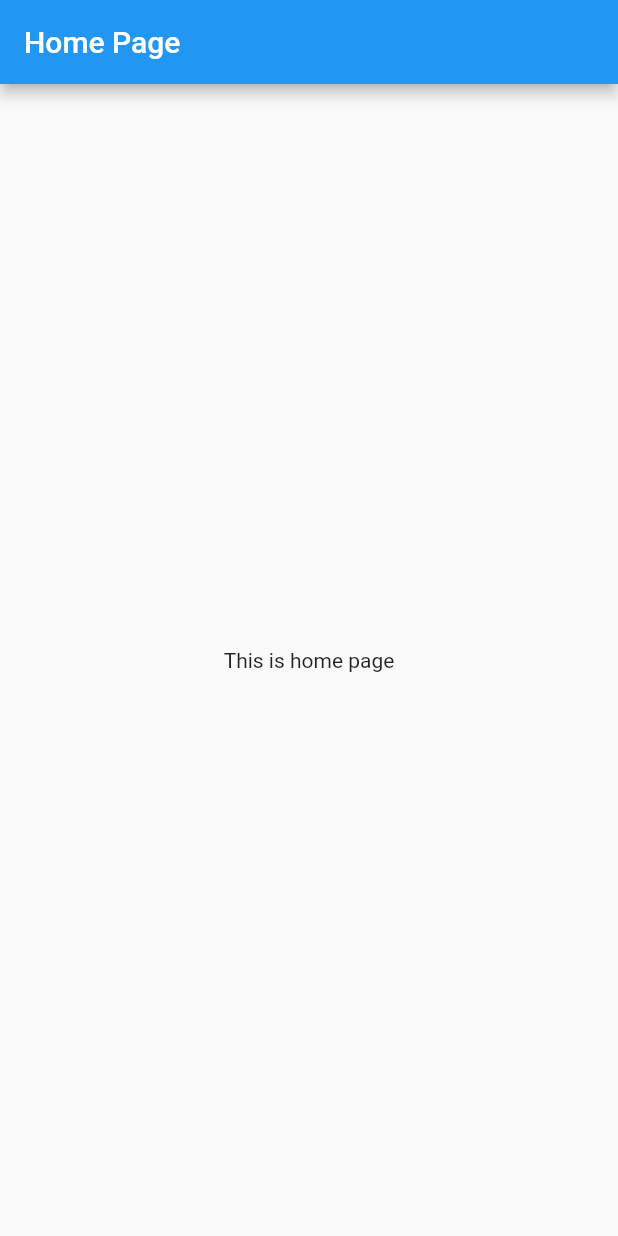
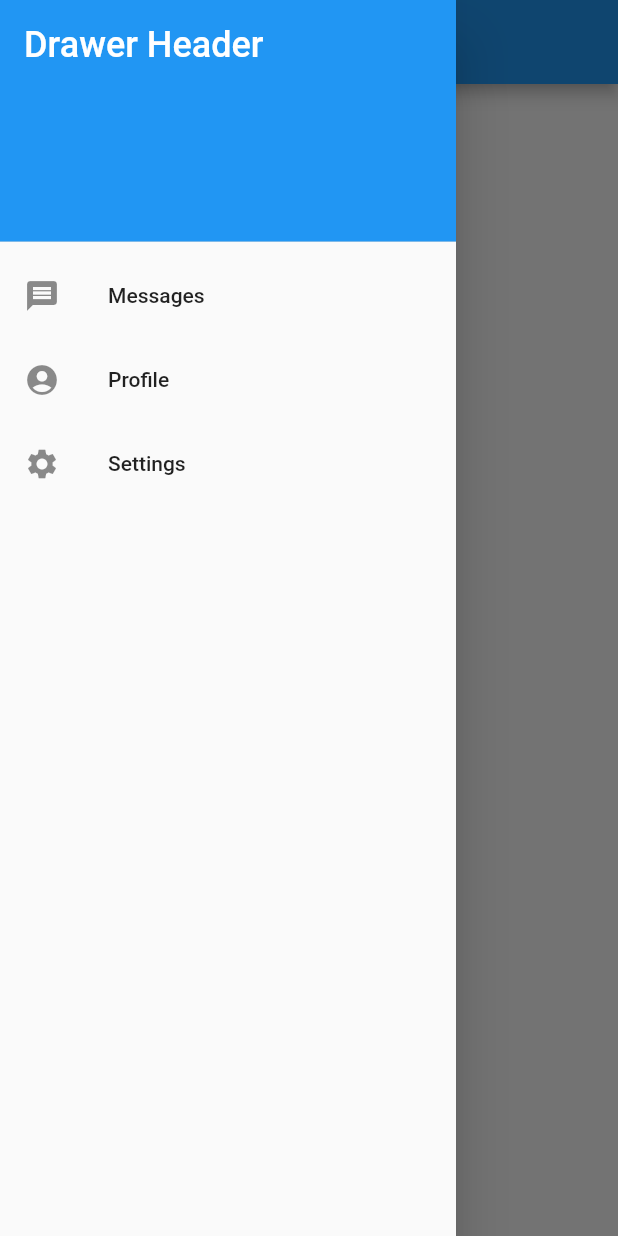
Before and after one commit to jinostrozam/crud_starterapp, a Flutter app: the screen it shows after launch, with the side drawer open (before the commit the screen has no drawer), on a phone screen of 412 x 824 dp. Run offline on Flutter 3.47's test engine with Material 2 defaults, Android fonts, the phone set to English and light mode, and no system bars.

Commit message:
add base drawer

```diff
--- a/lib/pages/home_page.dart
+++ b/lib/pages/home_page.dart
@@ -12,7 +12,42 @@ class _HomePageState extends State<HomePage> {
       appBar: AppBar(
         title: Text("Home Page"),
       ),
+      drawer: _drawer(),
       body: Center(child: Text('This is home page')),
     );
   }
 }
+
+Widget _drawer() {
+  return Drawer(
+    child: ListView(
+      padding: EdgeInsets.zero,
+      children: const <Widget>[
+        DrawerHeader(
+          decoration: BoxDecoration(
+            color: Colors.blue,
+          ),
+          child: Text(
+            'Drawer Header',
+            style: TextStyle(
+              color: Colors.white,
+              fontSize: 24,
+            ),
+          ),
+        ),
+        ListTile(
+          leading: Icon(Icons.message),
+          title: Text('Messages'),
+        ),
+        ListTile(
+          leading: Icon(Icons.account_circle),
+          title: Text('Profile'),
+        ),
+        ListTile(
+          leading: Icon(Icons.settings),
+          title: Text('Settings'),
+        ),
+      ],
+    ),
+  );
+}
```
